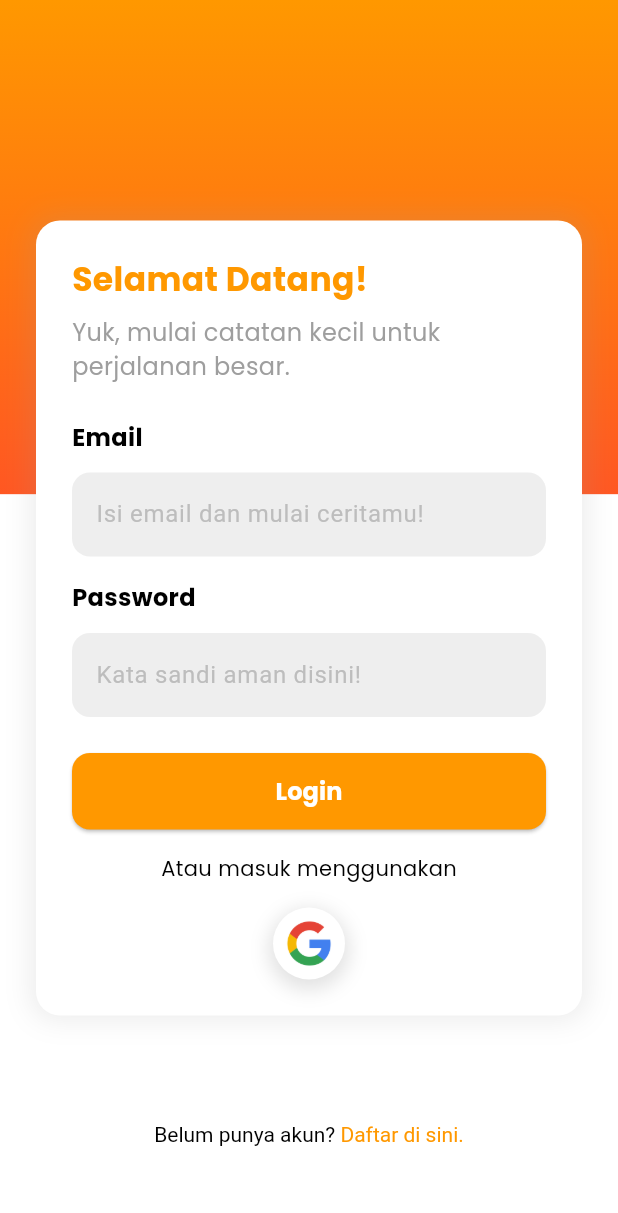
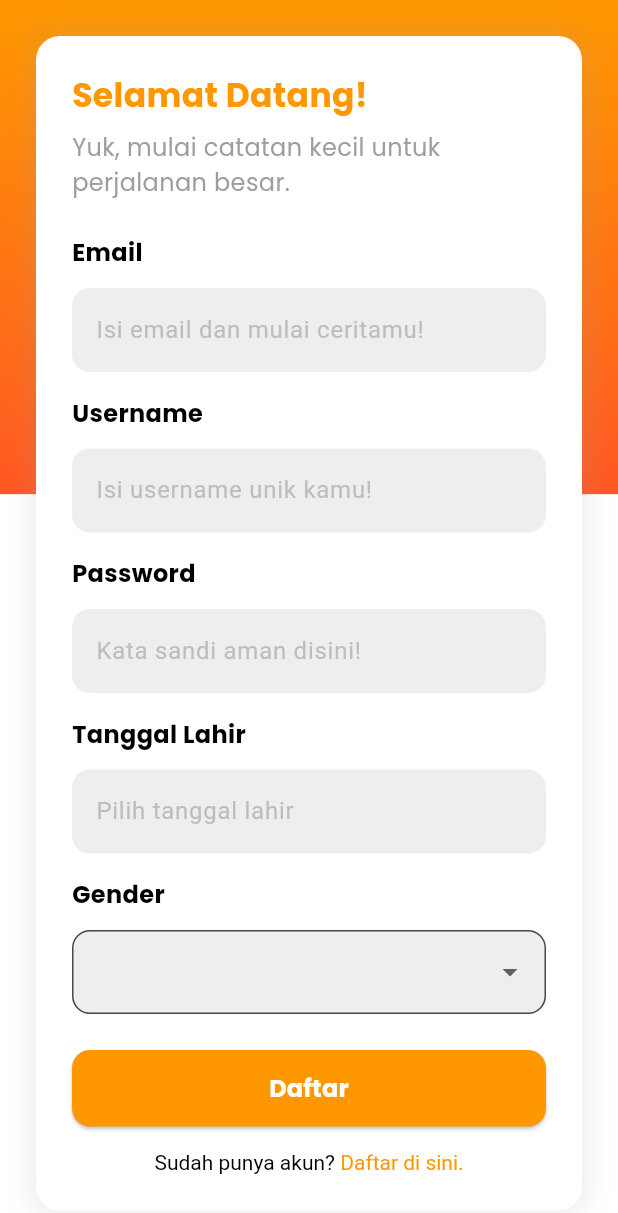
Before and after one commit to LouisFernando1204/jourx-frontend, a Flutter app: the LoginPage screen opened directly, after a tap on an icon or button, on a phone screen of 412 x 824 dp. Shown: the top 1213 px of the screen. Run offline on Flutter 3.47's test engine with Material 3 defaults, Android fonts, the light colour scheme and no system bars; our stand-ins replace equatable, google_fonts.

Commit message:
done login register view

```diff
--- a/lib/main.dart
+++ b/lib/main.dart
@@ -20,7 +20,7 @@ class MyApp extends StatelessWidget {
         colorScheme: ColorScheme.fromSeed(seedColor: Colors.deepPurple),
         useMaterial3: true,
       ),
-      home: const RegisterPage(), // Mengganti halaman utama menjadi PricePage
+      home: const LoginPage(), // Mengganti halaman utama menjadi PricePage
     );
   }
 }
--- a/lib/view/pages/login_page.dart
+++ b/lib/view/pages/login_page.dart
@@ -149,8 +149,7 @@ class _LoginPageState extends State<LoginPage> {
                                 const SnackBar(
                                   content: Text(
                                       'Email atau password tidak boleh kosong!'),
-                                  backgroundColor: Colors
-                                      .red,
+                                  backgroundColor: Colors.red,
                                 ),
                               );
                             }
@@ -216,7 +215,10 @@ class _LoginPageState extends State<LoginPage> {
               child: Center(
                 child: GestureDetector(
                   onTap: () {
-                    // Add your registration logic here
+                    Navigator.push(
+                        context,
+                        MaterialPageRoute(
+                            builder: (context) => const RegisterPage()));
                   },
                   child: RichText(
                     text: TextSpan(
@@ -224,7 +226,7 @@ class _LoginPageState extends State<LoginPage> {
                           fontWeight: FontWeight.normal,
                           fontSize: 14,
                           color: Colors.black), // Default color
-                      children: <TextSpan>[
+                      children: const <TextSpan>[
                         TextSpan(
                           text: "Belum punya akun? ",
                           style: TextStyle(color: Colors.black),
--- a/lib/view/pages/register_page.dart
+++ b/lib/view/pages/register_page.dart
@@ -61,7 +61,8 @@ class _RegisterPageState extends State<RegisterPage> {
                 color: Colors.white,
               ),
             ),
-            SingleChildScrollView(  // Wrap entire content inside SingleChildScrollView
+            SingleChildScrollView(
+              // Wrap entire content inside SingleChildScrollView
               child: Center(
                 child: Padding(
                   padding: const EdgeInsets.all(24.0),
@@ -111,7 +112,8 @@ class _RegisterPageState extends State<RegisterPage> {
                           ),
                         ),
                         const SizedBox(height: 12.0),
-                        _buildTextField(emailController, 'Isi email dan mulai ceritamu!'),
+                        _buildTextField(
+                            emailController, 'Isi email dan mulai ceritamu!'),
 
                         const SizedBox(height: 16.0),
 
@@ -125,7 +127,8 @@ class _RegisterPageState extends State<RegisterPage> {
                           ),
                         ),
                         const SizedBox(height: 12.0),
-                        _buildTextField(usernameController, 'Isi username unik kamu!'),
+                        _buildTextField(
+                            usernameController, 'Isi username unik kamu!'),
 
                         const SizedBox(height: 16.0),
 
@@ -156,7 +159,8 @@ class _RegisterPageState extends State<RegisterPage> {
                         GestureDetector(
                           onTap: () => _selectDate(context),
                           child: AbsorbPointer(
-                            child: _buildTextField(birthdateController, 'Pilih tanggal lahir'),
+                            child: _buildTextField(
+                                birthdateController, 'Pilih tanggal lahir'),
                           ),
                         ),
                         const SizedBox(height: 16.0),
@@ -174,8 +178,10 @@ class _RegisterPageState extends State<RegisterPage> {
                         DropdownButtonFormField<String>(
                           value: selectedGender,
                           items: [
-                            DropdownMenuItem(child: Text("Laki-laki"), value: "Laki-laki"),
-                            DropdownMenuItem(child: Text("Perempuan"), value: "Perempuan"),
+                            DropdownMenuItem(
+                                child: Text("Laki-laki"), value: "Laki-laki"),
+                            DropdownMenuItem(
+                                child: Text("Perempuan"), value: "Perempuan"),
                           ],
                           onChanged: (value) {
                             setState(() {
@@ -199,7 +205,8 @@ class _RegisterPageState extends State<RegisterPage> {
                           child: ElevatedButton(
                             style: ElevatedButton.styleFrom(
                               backgroundColor: Colors.orange,
-                              padding: const EdgeInsets.symmetric(vertical: 14.0),
+                              padding:
+                                  const EdgeInsets.symmetric(vertical: 14.0),
                               shape: RoundedRectangleBorder(
                                 borderRadius: BorderRadius.circular(12.0),
                               ),
@@ -240,10 +247,37 @@ class _RegisterPageState extends State<RegisterPage> {
 
                         const SizedBox(height: 16.0),
 
+                        Center(
+                          child: GestureDetector(
+                            onTap: () {
+                              Navigator.push(
+                                  context,
+                                  MaterialPageRoute(
+                                      builder: (context) => const LoginPage()));
+                            },
+                            child: RichText(
+                              text: TextSpan(
+                                style: GoogleFonts.poppins(
+                                    fontWeight: FontWeight.normal,
+                                    fontSize: 14,
+                                    color: Colors.black), // Default color
+                                children: const <TextSpan>[
+                                  TextSpan(
+                                    text: "Sudah punya akun? ",
+                                    style: TextStyle(color: Colors.black),
+                                  ),
+                                  TextSpan(
+                                    text: "Daftar di sini.",
+                                    style: TextStyle(color: Colors.orange),
+                                  ),
+                                ],
+                              ),
+                            ),
+                          ),
+                        ),
                       ],
                     ),
                   ),
-
                 ),
               ),
             ),
```
